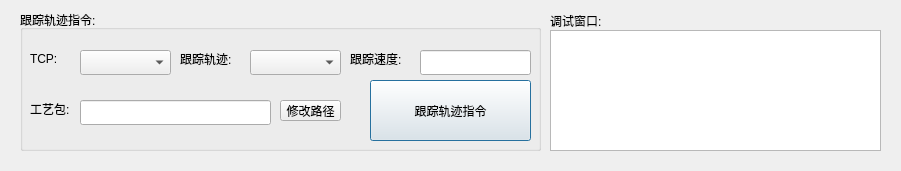
Qt form keytracedlg.ui (qubo188612/qtwelding) before a commit.
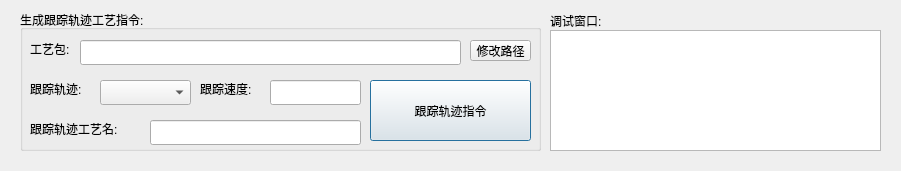
The same form after that commit.

The edit to the form file:
```diff
--- a/keytracedlg.ui
+++ b/keytracedlg.ui
@@ -23,13 +23,13 @@
     </rect>
    </property>
    <property name="title">
-    <string>跟踪轨迹指令:</string>
+    <string>生成跟踪轨迹工艺指令:</string>
    </property>
    <widget class="QLabel" name="label_6">
     <property name="geometry">
      <rect>
-      <x>160</x>
-      <y>40</y>
+      <x>10</x>
+      <y>70</y>
       <width>71</width>
       <height>17</height>
      </rect>
@@ -41,8 +41,8 @@
    <widget class="QComboBox" name="tracetrackcombo">
     <property name="geometry">
      <rect>
-      <x>230</x>
-      <y>40</y>
+      <x>80</x>
+      <y>70</y>
       <width>91</width>
       <height>25</height>
      </rect>
@@ -64,8 +64,8 @@
    <widget class="QLabel" name="label_10">
     <property name="geometry">
      <rect>
-      <x>330</x>
-      <y>40</y>
+      <x>180</x>
+      <y>70</y>
       <width>71</width>
       <height>17</height>
      </rect>
@@ -77,31 +77,8 @@
    <widget class="QLineEdit" name="tracespeed">
     <property name="geometry">
      <rect>
-      <x>400</x>
-      <y>40</y>
-      <width>111</width>
-      <height>25</height>
-     </rect>
-    </property>
-   </widget>
-   <widget class="QLabel" name="label_11">
-    <property name="geometry">
-     <rect>
-      <x>10</x>
-      <y>40</y>
-      <width>31</width>
-      <height>17</height>
-     </rect>
-    </property>
-    <property name="text">
-     <string>TCP:</string>
-    </property>
-   </widget>
-   <widget class="QComboBox" name="tracetcpcombo">
-    <property name="geometry">
-     <rect>
-      <x>60</x>
-      <y>40</y>
+      <x>250</x>
+      <y>70</y>
       <width>91</width>
       <height>25</height>
      </rect>
@@ -111,7 +88,7 @@
     <property name="geometry">
      <rect>
       <x>10</x>
-      <y>90</y>
+      <y>30</y>
       <width>51</width>
       <height>17</height>
      </rect>
@@ -124,8 +101,8 @@
     <property name="geometry">
      <rect>
       <x>60</x>
-      <y>90</y>
-      <width>191</width>
+      <y>30</y>
+      <width>381</width>
       <height>25</height>
      </rect>
     </property>
@@ -133,8 +110,8 @@
    <widget class="QPushButton" name="tracefilepathBtn">
     <property name="geometry">
      <rect>
-      <x>260</x>
-      <y>90</y>
+      <x>450</x>
+      <y>30</y>
       <width>61</width>
       <height>21</height>
      </rect>
@@ -143,6 +120,29 @@
      <string>修改路径</string>
     </property>
    </widget>
+   <widget class="QLabel" name="label_31">
+    <property name="geometry">
+     <rect>
+      <x>10</x>
+      <y>110</y>
+      <width>111</width>
+      <height>17</height>
+     </rect>
+    </property>
+    <property name="text">
+     <string>跟踪轨迹工艺名:</string>
+    </property>
+   </widget>
+   <widget class="QLineEdit" name="tracefilename">
+    <property name="geometry">
+     <rect>
+      <x>130</x>
+      <y>110</y>
+      <width>211</width>
+      <height>25</height>
+     </rect>
+    </property>
+   </widget>
   </widget>
   <widget class="QLabel" name="label">
    <property name="geometry">
```
